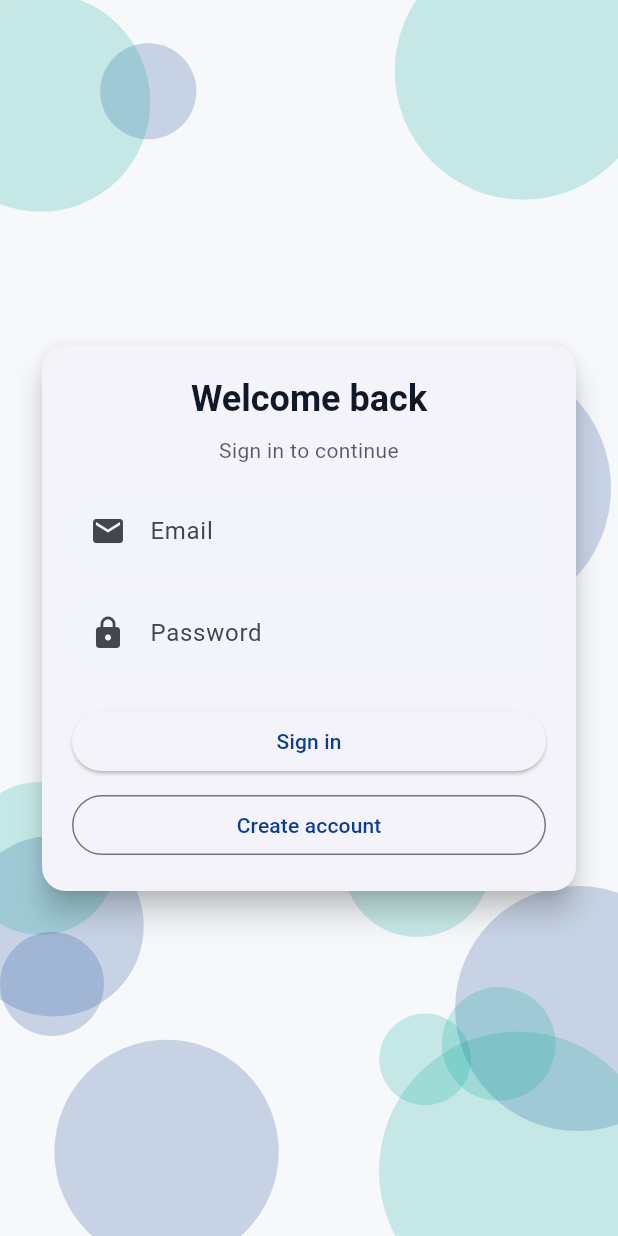
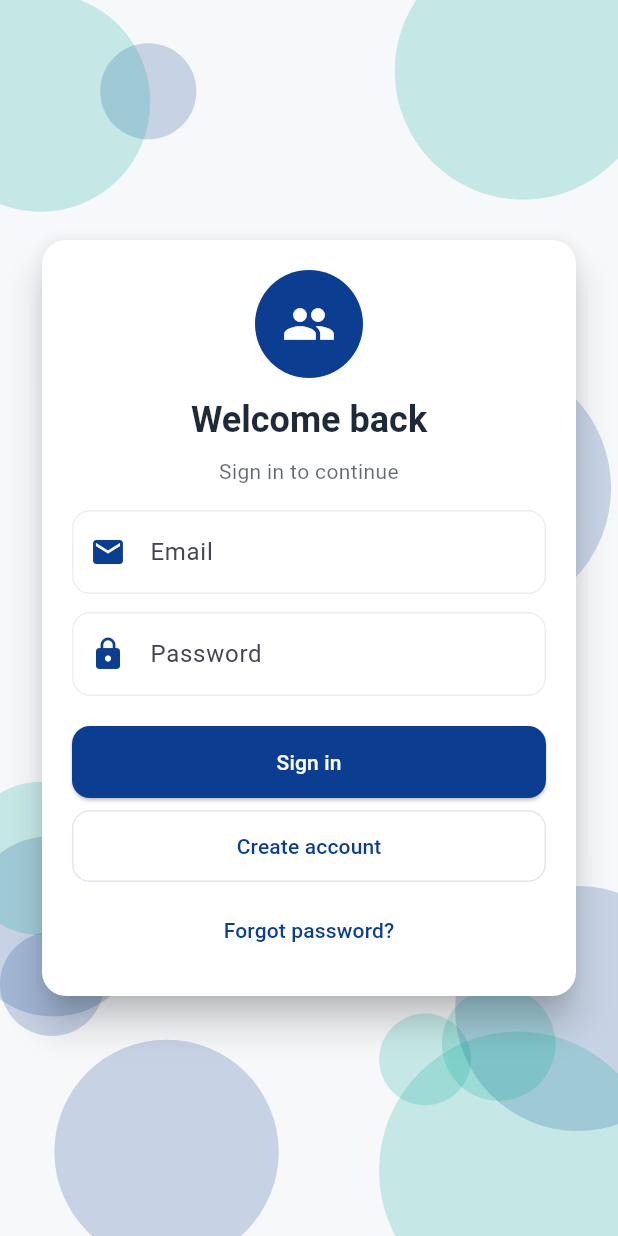
Before and after one commit to Thand0Mthethwa/Community-Development-App, a Flutter app: the screen it shows after launch, on a phone screen of 412 x 824 dp. Run offline on Flutter 3.47's test engine with Material 3 defaults, Android fonts, the phone set to English and light mode, and no system bars; our stand-ins replace cloud_firestore, firebase_auth, firebase_core; accounts and stored records are empty.

Commit message:
updated login page

```diff
--- a/comchat/lib/login_screen.dart
+++ b/comchat/lib/login_screen.dart
@@ -147,7 +147,8 @@ class _LoginScreenState extends State<LoginScreen> with TickerProviderStateMixin
               child: SingleChildScrollView(
                 padding: const EdgeInsets.symmetric(horizontal: 24.0),
                 child: Card(
-                  elevation: 8,
+                  color: theme.colorScheme.surface,
+                  elevation: 10,
                   shape: RoundedRectangleBorder(borderRadius: BorderRadius.circular(16)),
                   child: Padding(
                     padding: const EdgeInsets.all(20.0),
@@ -155,15 +156,24 @@ class _LoginScreenState extends State<LoginScreen> with TickerProviderStateMixin
                       mainAxisSize: MainAxisSize.min,
                       crossAxisAlignment: CrossAxisAlignment.stretch,
                       children: [
+                        // Logo / brand mark
+                        Center(
+                          child: CircleAvatar(
+                            radius: 36,
+                            backgroundColor: theme.colorScheme.primary,
+                            child: Icon(Icons.group, size: 36, color: theme.colorScheme.onPrimary),
+                          ),
+                        ),
+                        const SizedBox(height: 12),
                         Text(
                           'Welcome back',
-                          style: theme.textTheme.headlineSmall?.copyWith(fontWeight: FontWeight.w700),
+                          style: theme.textTheme.headlineSmall?.copyWith(fontWeight: FontWeight.w700, color: theme.colorScheme.onSurface),
                           textAlign: TextAlign.center,
                         ),
                         const SizedBox(height: 8),
                         Text(
                           'Sign in to continue',
-                          style: theme.textTheme.bodyMedium?.copyWith(color: theme.colorScheme.onBackground.withOpacity(0.7)),
+                          style: theme.textTheme.bodyMedium?.copyWith(color: theme.colorScheme.onSurface.withOpacity(0.7)),
                           textAlign: TextAlign.center,
                         ),
                         const SizedBox(height: 16),
@@ -181,38 +191,86 @@ class _LoginScreenState extends State<LoginScreen> with TickerProviderStateMixin
                           const SizedBox(height: 8),
                         ],
 
+                        // Email
                         TextField(
                           controller: _emailCtrl,
-                          decoration: const InputDecoration(
+                          decoration: InputDecoration(
                             labelText: 'Email',
-                            prefixIcon: Icon(Icons.email),
+                            prefixIcon: Icon(Icons.email, color: theme.colorScheme.primary),
+                            filled: true,
+                            fillColor: theme.colorScheme.surface,
+                            enabledBorder: OutlineInputBorder(
+                              borderRadius: BorderRadius.circular(12),
+                              borderSide: BorderSide(color: theme.colorScheme.onSurface.withOpacity(0.08)),
+                            ),
+                            focusedBorder: OutlineInputBorder(
+                              borderRadius: BorderRadius.circular(12),
+                              borderSide: BorderSide(color: theme.colorScheme.primary, width: 1.5),
+                            ),
                           ),
                           keyboardType: TextInputType.emailAddress,
                         ),
                         const SizedBox(height: 12),
+
+                        // Password
                         TextField(
                           controller: _passwordCtrl,
-                          decoration: const InputDecoration(
+                          decoration: InputDecoration(
                             labelText: 'Password',
-                            prefixIcon: Icon(Icons.lock),
+                            prefixIcon: Icon(Icons.lock, color: theme.colorScheme.primary),
+                            filled: true,
+                            fillColor: theme.colorScheme.surface,
+                            enabledBorder: OutlineInputBorder(
+                              borderRadius: BorderRadius.circular(12),
+                              borderSide: BorderSide(color: theme.colorScheme.onSurface.withOpacity(0.08)),
+                            ),
+                            focusedBorder: OutlineInputBorder(
+                              borderRadius: BorderRadius.circular(12),
+                              borderSide: BorderSide(color: theme.colorScheme.primary, width: 1.5),
+                            ),
                           ),
                           obscureText: true,
                         ),
                         const SizedBox(height: 20),
+
+                        // Primary action
                         ElevatedButton(
+                          style: ElevatedButton.styleFrom(
+                            backgroundColor: theme.colorScheme.primary,
+                            foregroundColor: theme.colorScheme.onPrimary,
+                            padding: const EdgeInsets.symmetric(vertical: 14),
+                            shape: RoundedRectangleBorder(borderRadius: BorderRadius.circular(12)),
+                          ),
                           onPressed: _loading ? null : _signIn,
                           child: _loading
-                              ? const SizedBox(
+                              ? SizedBox(
                                   height: 18,
                                   width: 18,
-                                  child: CircularProgressIndicator(strokeWidth: 2),
+                                  child: CircularProgressIndicator(strokeWidth: 2, color: theme.colorScheme.onPrimary),
                                 )
                               : const Text('Sign in'),
                         ),
                         const SizedBox(height: 8),
+
+                        // Secondary action
                         OutlinedButton(
+                          style: OutlinedButton.styleFrom(
+                            foregroundColor: theme.colorScheme.primary,
+                            side: BorderSide(color: theme.colorScheme.primary.withOpacity(0.12)),
+                            padding: const EdgeInsets.symmetric(vertical: 14),
+                            shape: RoundedRectangleBorder(borderRadius: BorderRadius.circular(12)),
+                          ),
                           onPressed: _loading ? null : _register,
                           child: const Text('Create account'),
+                        ),
+                        const SizedBox(height: 8),
+
+                        TextButton(
+                          onPressed: () {
+                            // placeholder for forgot password
+                            ScaffoldMessenger.of(context).showSnackBar(const SnackBar(content: Text('Forgot password tapped')));
+                          },
+                          child: Text('Forgot password?', style: TextStyle(color: theme.colorScheme.primary)),
                         ),
                       ],
                     ),
```
Also changed, not shown: comchat/lib/chat_screen.dart (+30 -11 lines), comchat/lib/social_screen.dart (+48 -4 lines).
